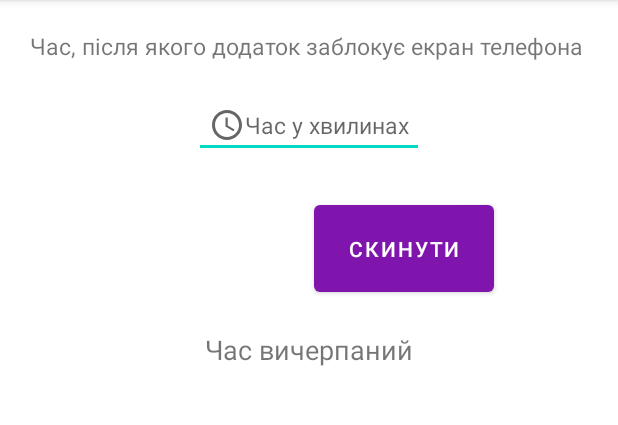
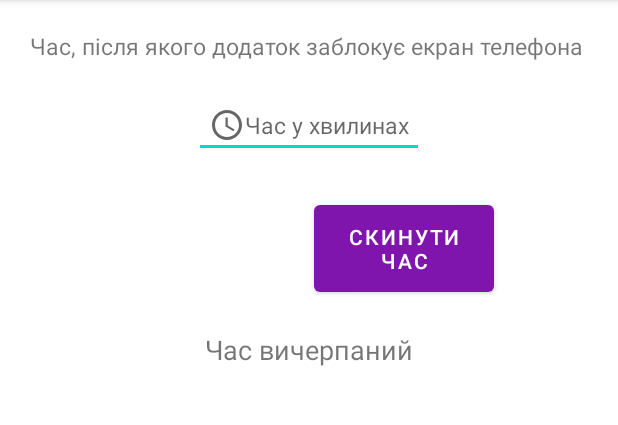
Before and after one commit to blushful8/Countdown-Timer, an Android app: the screen it shows after launch (MainActivity), after a tap on "ПРИЙНЯТИ ЧАС", on a phone screen of 412 x 824 dp, the part 84-509 px from its top. Run offline under Robolectric (Android 15) with nearby library versions, the phone set to English and light mode, and no system bars; 1 statement that could not run was skipped; 1 other tap on this screen came first.

Commit message:
Initial commit

```diff
--- a/app/src/main/java/com/example/androidappnau/MainActivity.java
+++ b/app/src/main/java/com/example/androidappnau/MainActivity.java
@@ -31,7 +31,7 @@ public class MainActivity extends AppCompatActivity implements View.OnClickListe
     private Button reset;
     private Boolean mTimerRunning;
     private long EndTime;
-    private long checkbutton;
+    private long settext;
 
 
     @Override
@@ -57,13 +57,13 @@ public class MainActivity extends AppCompatActivity implements View.OnClickListe
         Intent intent = new Intent(this, CustomService.class);
 
 
-        mCountDownTimer = new CountDownTimer(Mtime*60000,1000) { // adjust the milli seconds here
+        mCountDownTimer = new CountDownTimer(Mtime,1000) { // adjust the milli seconds here
             @Override
             public void onTick(long millisUntilFinished) {
                 mTimerRunning = true;
                 Mtime = millisUntilFinished;
-                checkbutton = millisUntilFinished;
                 updateCountdown();
+                settext = millisUntilFinished;
                 updateButton();
             }
             public void onFinish() {
@@ -88,13 +88,18 @@ public class MainActivity extends AppCompatActivity implements View.OnClickListe
         textcontinue.setText(timeleftformatted);
     }
 
-    private void updateButton(){
-        if (mTimerRunning){
+    private void updateButton() {
+        if (mTimerRunning) {
+            reset.setText("Скинути час");
             start.setVisibility(View.INVISIBLE);
-        }
-        else{
+            reset.setVisibility(View.VISIBLE);
+        } else {
+            reset.setText("Стоп аудіо");
+            if(Mtime==0){
+                reset.setText("Скинути час");
+                reset.setVisibility(View.INVISIBLE);
+            }
             start.setVisibility(View.VISIBLE);
-
         }
     }
     @Override
@@ -102,9 +107,12 @@ public class MainActivity extends AppCompatActivity implements View.OnClickListe
 
         if(view == start) {
             mTimerRunning = true;
+
             starttimer();
             updateButton();
 
+            Intent intent = new Intent(this, CustomService.class);//У випадку повторного нажаття
+            stopService(intent);
         }
 
 
@@ -114,8 +122,11 @@ public class MainActivity extends AppCompatActivity implements View.OnClickListe
             mTimerRunning = false;
             mCountDownTimer.cancel();
             time.setText("");
+
             Intent intent = new Intent(this, CustomService.class);
             stopService(intent);
+
+            Mtime = 0;
             updateButton();
 
             Log.i(TAG, "Service stop");
--- a/app/src/main/res/values/strings.xml
+++ b/app/src/main/res/values/strings.xml
@@ -3,6 +3,6 @@
 <string name ="first_button">Прийняти час</string>
 <string name="id">Час у хвилинах</string>
 <string name="id_2">Час, після якого додаток заблокує екран телефона</string>
-<string name="second_button">Скинути</string>
+<string name="second_button">Скинути час</string>
 <string name="continue_time">*відлік часу*</string>
 </resources>
```
